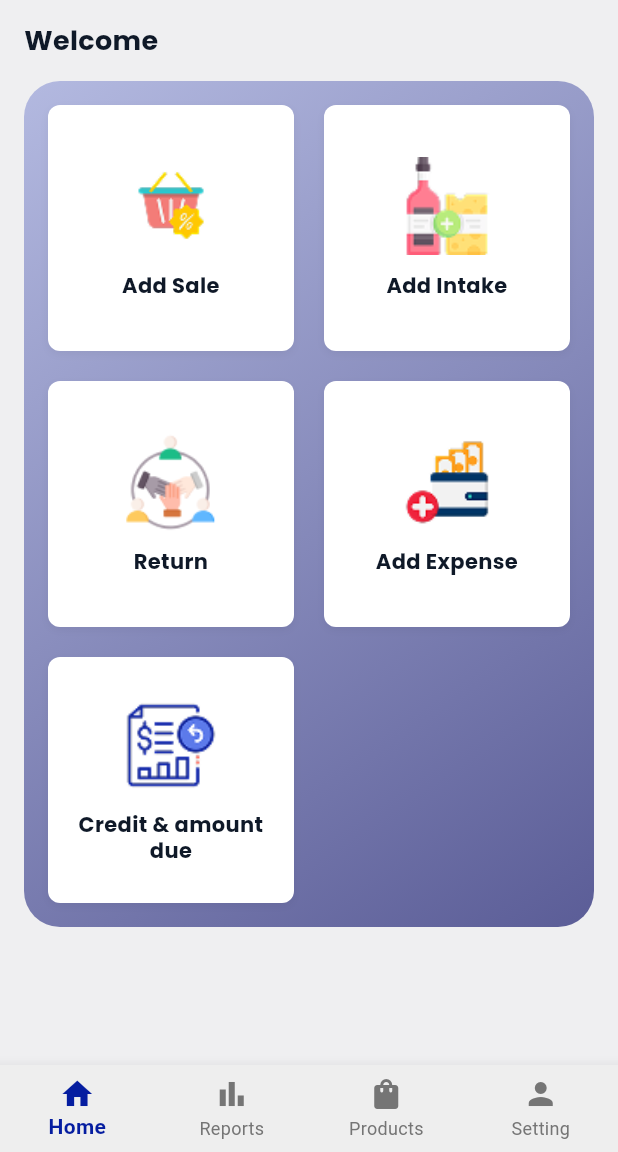
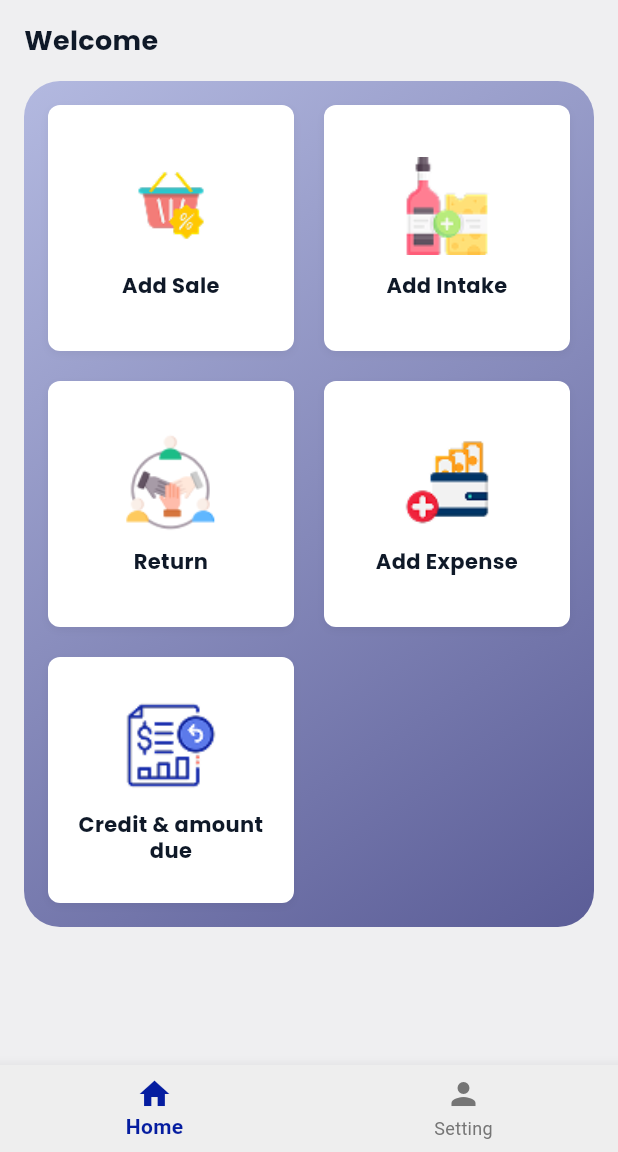
Before and after one commit to shayan5522/Sales-App, a Flutter app: the LaborPanel screen opened directly, on a phone screen of 412 x 824 dp, the part 84-1236 px from its top. Run offline on Flutter 3.47's test engine with Material 3 defaults, Android fonts, the phone set to English and light mode, and no system bars; our stand-ins replace cloud_firestore, device_preview, firebase_auth, firebase_core, get, google_fonts and 2 more; accounts and stored records are empty.

Commit message:
Shared Preferences doneee lastt1

```diff
--- a/lib/app/ui/screens/labour/labour_dashboard.dart
+++ b/lib/app/ui/screens/labour/labour_dashboard.dart
@@ -6,9 +6,7 @@ import 'package:salesapp/app/themes/styles.dart';
 import 'package:salesapp/app/ui/widgets/Admindashboard/dashboard_main-container.dart';
 import 'package:salesapp/app/ui/widgets/appbar.dart';
 import 'package:shared_preferences/shared_preferences.dart';
-
 import '../../widgets/logout_dialog.dart';
-
 class LabourDashboard extends StatelessWidget {
   const LabourDashboard({super.key});
 
@@ -34,7 +32,7 @@ class LabourDashboard extends StatelessWidget {
                     Navigator.pop(context);
                     final prefs = await SharedPreferences.getInstance();
                     await prefs.clear();
-                    Get.offAllNamed('/login');
+                    Get.offAllNamed('/SignUpAsScreen');
                   },
 
                 ),
@@ -51,14 +49,12 @@ class LabourDashboard extends StatelessWidget {
         child: Column(
           crossAxisAlignment: CrossAxisAlignment.start,
           children: [
-            /// 🔹 Welcome Text
             Text(
               "Welcome",
               style: AppTextStyles.heading.copyWith(fontSize: 18),
             ),
             const SizedBox(height: 16),
 
-            /// 🔹 Main Container Section
             Container(
               padding: const EdgeInsets.all(16),
               decoration: BoxDecoration(
--- a/lib/app/ui/screens/labour/panel/labour_panel.dart
+++ b/lib/app/ui/screens/labour/panel/labour_panel.dart
@@ -42,14 +42,6 @@ class LaborPanel extends StatelessWidget {
             label: "Home",
           ),
           BottomNavigationBarItem(
-            icon: Icon(Icons.bar_chart),
-            label: "Reports",
-          ),
-          BottomNavigationBarItem(
-            icon: Icon(Icons.shopping_bag),
-            label: "Products",
-          ),
-          BottomNavigationBarItem(
             icon: Icon(Icons.person),
             label: "Setting",
           ),
```
Also changed, not shown: lib/app/controllers/auth/labour_signup_controller.dart (+0 -7 lines).
